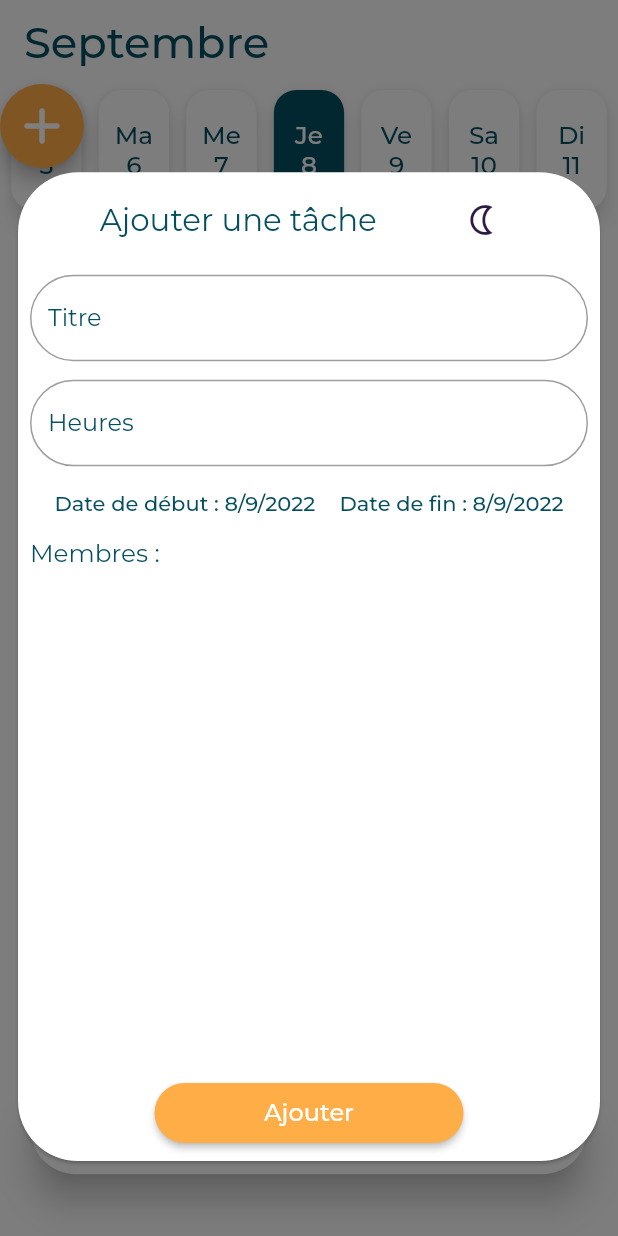
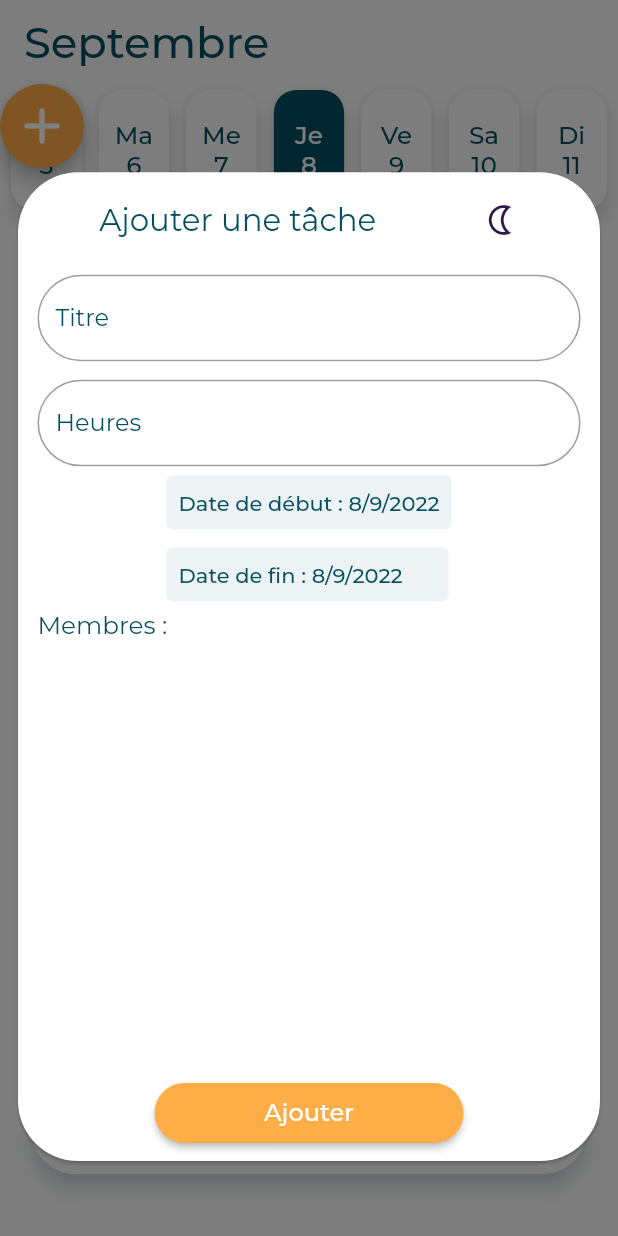
Before and after one commit to nicolasvanheusden/valendar, a Flutter app: the screen it shows after launch, after a tap on the "add" icon, on a phone screen of 412 x 824 dp. Run offline on Flutter 3.47's test engine with Material 2 defaults, Android fonts, the phone set to English and light mode, and no system bars; our stand-ins replace csv, flutter_bloc, freezed_annotation, get_it, google_fonts, hydrated_bloc and 1 more; missing offline and left inert: align_positioned.

Commit message:
V2 ready! Added the final changes & fix bugs.

```diff
--- a/lib/domain/member/member.dart
+++ b/lib/domain/member/member.dart
@@ -1,6 +1,7 @@
 
 
 
+import 'package:flutter/material.dart';
 import 'package:freezed_annotation/freezed_annotation.dart';
 
 part 'member.freezed.dart';
@@ -13,5 +14,6 @@ class Member with _$Member {
     required final String role,
     required final DateTime startContract,
     required final DateTime? endContract,
+    required final Color color
   }) = _Member;
 }
--- a/lib/domain/task/task.dart
+++ b/lib/domain/task/task.dart
@@ -9,6 +9,7 @@ class Task with _$Task {
   const Task._();
   factory Task({
     required final String uuid,
+    required final String id,
     required final String title,
     required final int hours,
     required final List<Member> members,
--- a/lib/infrastructure/member/member_dto.dart
+++ b/lib/infrastructure/member/member_dto.dart
@@ -1,5 +1,7 @@
 
 
+
+import 'package:flutter/material.dart';
 import 'package:freezed_annotation/freezed_annotation.dart';
 import 'package:valendar/domain/member/member.dart';
 
@@ -14,13 +16,15 @@ class MemberDTO with _$MemberDTO {
     required final String role,
     required final DateTime startContract,
     required final DateTime? endContract,
+    required final int colorValue
   }) = _MemberDTO;
 
   factory MemberDTO.fromDomain(Member member) => MemberDTO(
     name: member.name,
     role: member.role,
     startContract: member.startContract,
-    endContract: member.endContract
+    endContract: member.endContract,
+    colorValue: member.color.value
   );
 
   Member toDomain() {
@@ -28,7 +32,8 @@ class MemberDTO with _$MemberDTO {
       name: name,
       role: role,
       startContract: startContract,
-      endContract: endContract
+      endContract: endContract,
+      color: Color(colorValue)
     );
   }
 
--- a/lib/infrastructure/task/task_dto.dart
+++ b/lib/infrastructure/task/task_dto.dart
@@ -11,6 +11,7 @@ class TaskDTO with _$TaskDTO {
   const TaskDTO._();
   factory TaskDTO({
     required final String uuid,
+    required final String id,
     required final String title,
     required final int hours,
     required final List<MemberDTO> members,
@@ -24,6 +25,7 @@ class TaskDTO with _$TaskDTO {
 
   factory TaskDTO.fromDomain(Task task) => TaskDTO(
     uuid: task.uuid,
+    id: task.id,
     title: task.title,
     hours: task.hours,
     members: task.members
@@ -38,6 +40,7 @@ class TaskDTO with _$TaskDTO {
 
   Task toDomain() => Task(
     uuid: uuid,
+    id: id,
     title: title,
     hours: hours,
     members: members
--- a/lib/presentation/member/add_member.dart
+++ b/lib/presentation/member/add_member.dart
@@ -1,6 +1,8 @@
 
 
 
+
+import 'dart:math';
 
 import 'package:flutter/material.dart';
 import 'package:flutter_bloc/flutter_bloc.dart';
@@ -204,7 +206,8 @@ class _AddMemberState extends State<AddMember> {
                           startContract: DateTime.parse(_startContractController.text),
                           endContract: _endContractController.text.isEmpty
                             ? null
-                            : DateTime.parse(_endContractController.text)
+                            : DateTime.parse(_endContractController.text),
+                          color: avatarColors.elementAt(Random().nextInt(avatarColors.length))
                         )
                       )
                     );
--- a/lib/presentation/screen/app_screen.dart
+++ b/lib/presentation/screen/app_screen.dart
@@ -54,7 +54,8 @@ class _AppScreenState extends State<AppScreen> {
           borderRadius: BorderRadius.circular(30)
         ),
         margin: EdgeInsets.only(bottom: MediaQuery.of(context).size.height * 0.05),
-        elevation: 10,
+        elevation: 5,
+        shadowColor: blue064F60.withOpacity(0.4),
         color: whiteFAFAFA,
         child: SizedBox(
           width: MediaQuery.of(context).size.width * 0.9,
--- a/lib/presentation/screen/home_screen.dart
+++ b/lib/presentation/screen/home_screen.dart
@@ -107,7 +107,7 @@ class _HomeScreenState extends State<HomeScreen> {
                   builder: (context, constraints) {
                     return BlocBuilder<TaskBloc, TaskState>(
                       builder: (context, state) {
-                        final tasksFromSelectedDate = state.tasks.where((task) => task.date.day == _selectedDate.day && task.date.month == _selectedDate.month && task.date.year == _selectedDate.year).toList();
+                        final tasksFromSelectedDate = state.tasks.where((task) => DateUtils.isSameDay(task.date, _selectedDate)).toList()..sort((a, b) => a.completed ? 1 : 0);
                         return tasksFromSelectedDate.isEmpty
                           ? const Center(child: NoResult(title: 'Aucune tâche pour ce jour',))
                           : ListView.builder(
--- a/lib/presentation/task/add_task.dart
+++ b/lib/presentation/task/add_task.dart
@@ -29,7 +29,7 @@ class _AddTaskState extends State<AddTask> {
   final _formKey = GlobalKey<FormState>();
   late final TextEditingController _titleController;
   late final TextEditingController _hoursController;
-  late final List<Member> _currentMembersToAdd;
+  late List<Member> _currentMembersToAdd;
   late DateTime _startDate;
   late DateTime _endDate;
   late bool atNight;
@@ -62,8 +62,9 @@ class _AddTaskState extends State<AddTask> {
           shape: RoundedRectangleBorder(
             borderRadius: BorderRadius.circular(40),
           ),
-          child: SizedBox(
+          child: Container(
             height: MediaQuery.of(context).size.height * 0.8,
+            margin: const EdgeInsets.symmetric(horizontal: 5),
             child: SizedBox.expand(
               child: Form(
                 key: _formKey,
@@ -83,6 +84,8 @@ class _AddTaskState extends State<AddTask> {
                             ),
                           ),
                           IconButton(
+                            alignment: Alignment.centerRight,
+                            padding: const EdgeInsets.only(left: 30),
                             onPressed: () => setState(() {
                               atNight = !atNight;
                             }),
@@ -131,6 +134,9 @@ class _AddTaskState extends State<AddTask> {
                       Wrap(
                         children: [
                           TextButton(
+                            style: ButtonStyle(
+                              backgroundColor: MaterialStateProperty.all(blue064F60.withOpacity(0.07))
+                            ),
                             onPressed: () async {
                               if (Platform.isIOS) {
                                 showCupertinoModalPopup(
@@ -174,6 +180,9 @@ class _AddTaskState extends State<AddTask> {
                             )
                           ),
                           TextButton(
+                            style: ButtonStyle(
+                              backgroundColor: MaterialStateProperty.all(blue064F60.withOpacity(0.07))
+                            ),
                             onPressed: () async {
                               if (Platform.isIOS) {
                                 showCupertinoModalPopup(
@@ -210,7 +219,7 @@ class _AddTaskState extends State<AddTask> {
                               }
                             },
                             child: Text(
-                              'Date de fin : ${_endDate.day}/${_endDate.month}/${_endDate.year}',
+                              'Date de fin : ${_endDate.day}/${_endDate.month}/${_endDate.year}      ',
                               style: GoogleFonts.montserrat(
                                 color: blue064F60
                               ),
@@ -236,7 +245,7 @@ class _AddTaskState extends State<AddTask> {
                                   children: _currentMembersToAdd.map((member) => GestureDetector(
                                     onTap: () {
                                       setState(() {
-                                        _currentMembersToAdd.remove(member);
+                                        _currentMembersToAdd = [..._currentMembersToAdd.where((element) => element != member)];
                                       });
                                     },
                                     child: Container(
@@ -249,7 +258,7 @@ class _AddTaskState extends State<AddTask> {
                                         )
                                       ),
                                       child: Text(
-                                        member.name,
+                                        '${member.name}  x',
                                         style: GoogleFonts.montserrat(
                                           color: blue064F60
                                         ),),
@@ -266,7 +275,7 @@ class _AddTaskState extends State<AddTask> {
                                             child: GestureDetector(
                                               onTap: () {
                                                 setState(() {
-                                                  _currentMembersToAdd.add(member);
+                                                  _currentMembersToAdd = [..._currentMembersToAdd,  member];
                                                 });
                                               },
                                               child: Container(
@@ -334,6 +343,7 @@ class _AddTaskState extends State<AddTask> {
                               BlocProvider.of<TaskBloc>(context).add(TaskEvent.addTask(
                               Task(
                                 uuid: const Uuid().v4(),
+                                id: const Uuid().v1(),
                                 title: _titleController.text,
                                 hours: int.parse(_hoursController.text),
                                 members: _currentMembersToAdd,
```
Also changed, not shown: lib/application/task/task_bloc.dart (+5 -4 lines), lib/main.dart (+0 -8 lines), lib/presentation/core/colors.dart (+15 -0 lines), lib/presentation/task/task_tile.dart (+37 -24 lines), lib/domain/member/member.freezed.dart, lib/domain/task/task.freezed.dart, lib/infrastructure/member/member_dto.freezed.dart, lib/infrastructure/member/member_dto.g.dart, lib/infrastructure/task/task_dto.freezed.dart, lib/infrastructure/task/task_dto.g.dart.
